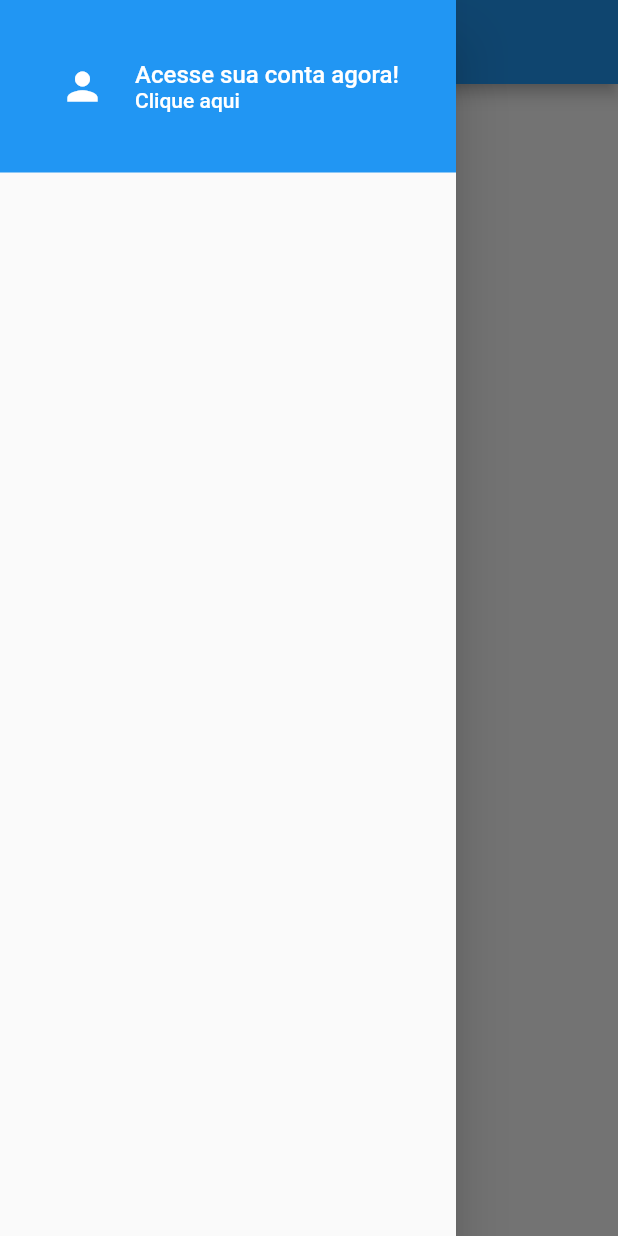
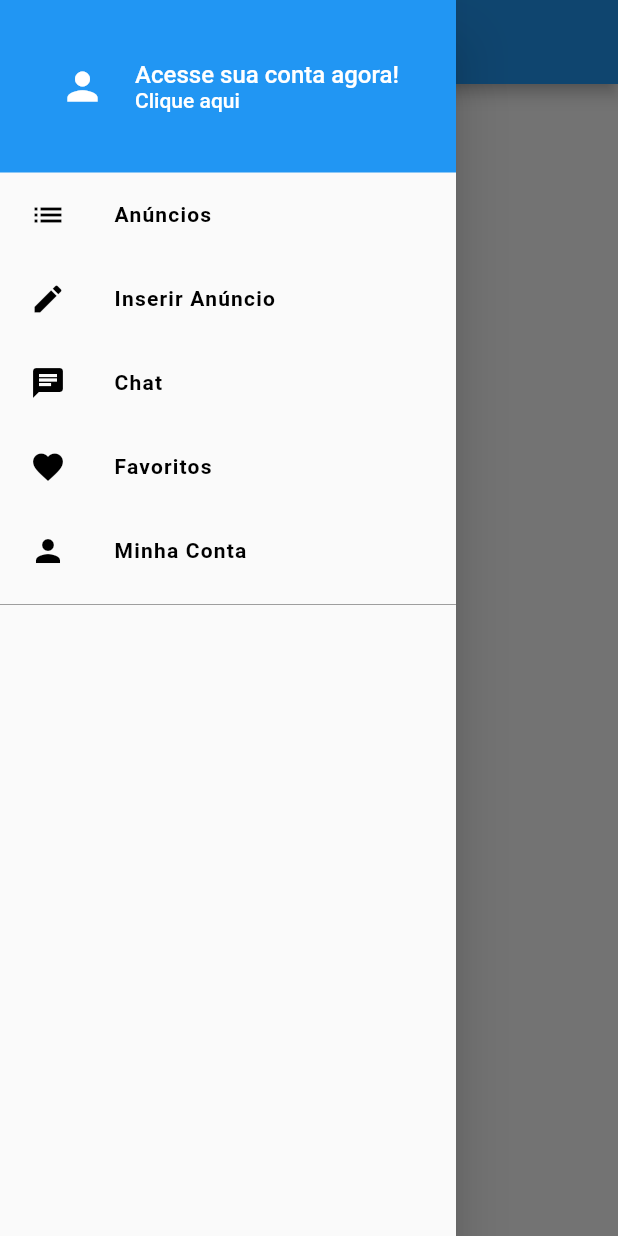
Before and after one commit to Fernando-Braulio/OLX-Clone-Flutter, a Flutter app: the screen it shows after launch, with the side drawer open, on a phone screen of 412 x 824 dp. Run offline on Flutter 3.47's test engine with Material 2 defaults, Android fonts, the phone set to English and light mode, and no system bars.

Commit message:
Terminando layout do menu com ListView

```diff
--- a/lib/common/custom_drawer/custom_drawer.dart
+++ b/lib/common/custom_drawer/custom_drawer.dart
@@ -1,5 +1,6 @@
 import 'package:flutter/material.dart';
 import 'package:xlo/common/custom_drawer/widgets/custom_header.dart';
+import 'package:xlo/common/custom_drawer/widgets/icon_section.dart';
 
 class CustomDrawer extends StatelessWidget {
   @override
@@ -7,7 +8,9 @@ class CustomDrawer extends StatelessWidget {
     return Drawer(
       child: ListView(
         children: <Widget>[
-          CustomHeader()
+          CustomHeader(),
+          IconSection(),
+          Divider(color: Colors.grey[500])
         ],
       ),
     );
--- /dev/null
+++ b/lib/common/custom_drawer/widgets/icon_section.dart
@@ -0,0 +1,42 @@
+import 'package:flutter/material.dart';
+import 'package:xlo/common/custom_drawer/widgets/icon_title.dart';
+
+class IconSection extends StatelessWidget {
+  @override
+  Widget build(BuildContext context) {
+    return Column(
+      children: <Widget>[
+        IconTitle(
+          label: 'Anúncios',
+          iconData: Icons.list,
+          onTap: () {},
+          highlighted: false,
+        ),
+        IconTitle(
+          label: 'Inserir Anúncio',
+          iconData: Icons.edit,
+          onTap: () {},
+          highlighted: false,
+        ),
+        IconTitle(
+          label: 'Chat',
+          iconData: Icons.chat,
+          onTap: () {},
+          highlighted: false,
+        ),
+        IconTitle(
+          label: 'Favoritos',
+          iconData: Icons.favorite,
+          onTap: () {},
+          highlighted: false,
+        ),
+        IconTitle(
+          label: 'Minha Conta',
+          iconData: Icons.person,
+          onTap: () {},
+          highlighted: false,
+        ),
+      ],
+    );
+  }
+}
--- /dev/null
+++ b/lib/common/custom_drawer/widgets/icon_title.dart
@@ -0,0 +1,26 @@
+import 'package:flutter/material.dart';
+
+class IconTitle extends StatelessWidget {
+  const IconTitle({this.label, this.iconData, this.onTap, this.highlighted});
+
+  final String label;
+  final IconData iconData;
+  final VoidCallback onTap;
+  final bool highlighted;
+
+  @override
+  Widget build(BuildContext context) {
+    return ListTile(
+      title: Text(
+        label,
+        style: TextStyle(
+            fontWeight: FontWeight.w600,
+            letterSpacing: 0.8,
+            color: highlighted ? Colors.blue : Colors.black),
+      ),
+      leading: Icon(iconData, color: highlighted ? Colors.blue : Colors.black),
+      onTap: onTap,
+      contentPadding: const EdgeInsets.fromLTRB(20, 0, 10, 0),
+    );
+  }
+}
```
